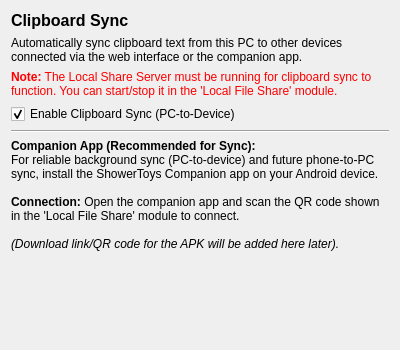
Before: the Qt Designer form src/modules/ClipboardSync/clipboardsyncwidget.ui in DoonMad/TowerToys, drawn with Qt 5.
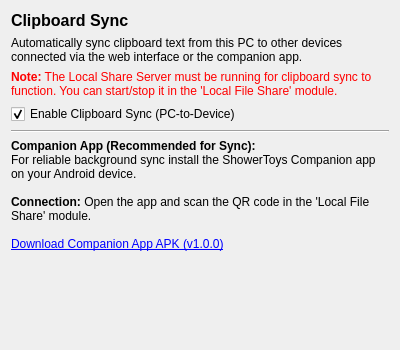
After: the same form once the commit is applied.

Commit message: feat: Implemented start on windows start-up feature and added app link in clipboardsync

The edit to the form file:
```diff
--- a/src/modules/ClipboardSync/clipboardsyncwidget.ui
+++ b/src/modules/ClipboardSync/clipboardsyncwidget.ui
@@ -73,7 +73,8 @@
    <item>
     <widget class="QLabel" name="appInfoLabel">
      <property name="text">
-      <string>&lt;b&gt;Companion App (Recommended for Sync):&lt;/b&gt;&lt;br&gt;For reliable background sync (PC-to-device) and future phone-to-PC sync, install the ShowerToys Companion app on your Android device.&lt;br&gt;&lt;br&gt;&lt;b&gt;Connection:&lt;/b&gt; Open the companion app and scan the QR code shown in the 'Local File Share' module to connect.&lt;br&gt;&lt;br&gt;&lt;i&gt;(Download link/QR code for the APK will be added here later).&lt;/i&gt;</string> </property>
+      <string>&lt;b&gt;Companion App (Recommended for Sync):&lt;/b&gt;&lt;br&gt;For reliable background sync install the ShowerToys Companion app on your Android device.&lt;br&gt;&lt;br&gt;&lt;b&gt;Connection:&lt;/b&gt; Open the app and scan the QR code in the 'Local File Share' module.&lt;br&gt;&lt;br&gt;&lt;a href=&quot;https://github.com/DoonMad/ShowerToys-Companion/releases/download/v1.0.0/app-debug.apk&quot;&gt;Download Companion App APK (v1.0.0)&lt;/a&gt;</string>
+     </property>
      <property name="wordWrap">
       <bool>true</bool>
      </property>
```
The commit also changes 3 other files.
